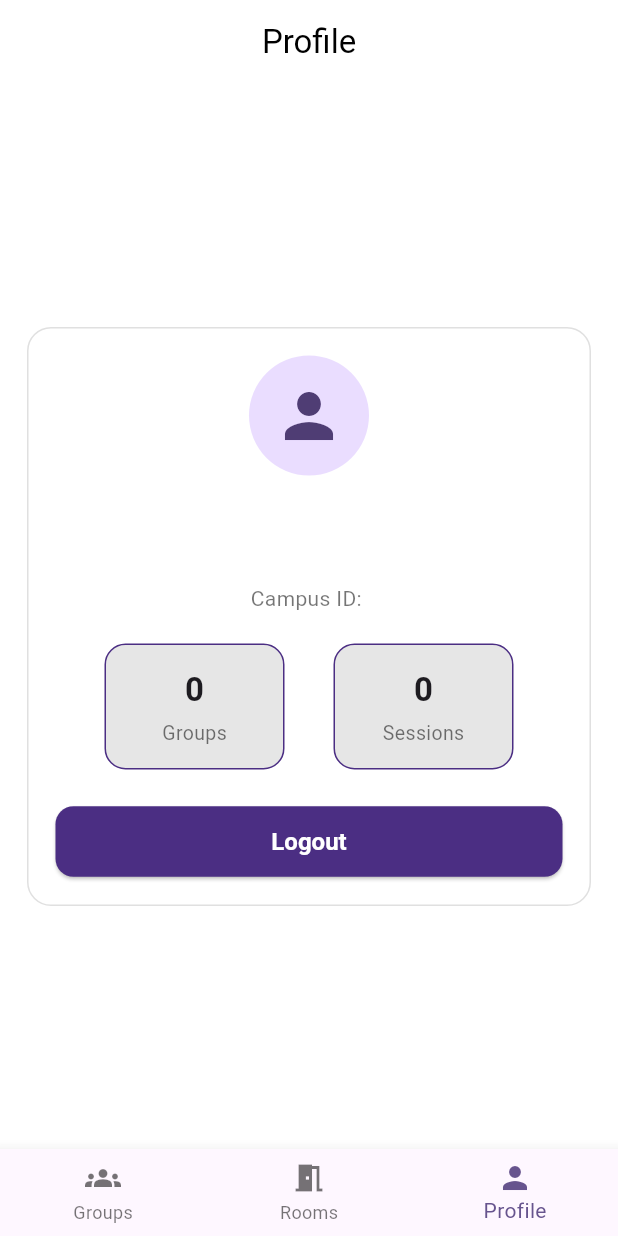
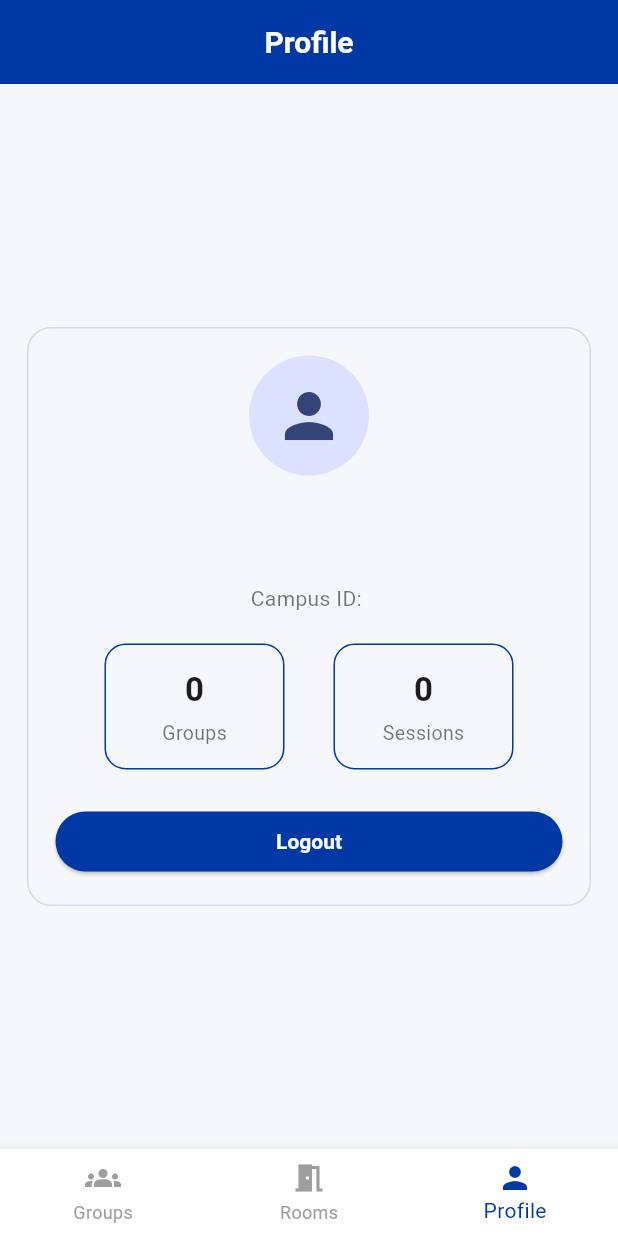
Before and after one commit to brockeh8/project2, a Flutter app: the screen it shows once a user with an empty profile is signed in, item 3 of the bottom bar chosen, on a phone screen of 412 x 824 dp. Run offline on Flutter 3.47's test engine with Material 3 defaults, Android fonts, the phone set to English and light mode, and no system bars; our stand-ins replace cloud_firestore, firebase_auth, firebase_core; accounts and stored records are empty; network calls fail.

Commit message:
Reworked the theme to fit more in with GSU and changed layout of page

```diff
--- a/lib/screens/groups/group_chat_screen.dart
+++ b/lib/screens/groups/group_chat_screen.dart
@@ -7,6 +7,7 @@ import '../../models/study_group.dart';
 import '../../models/group_message.dart';
 import '../../widgets/message_bubble.dart';
 import '../sessions/timer_screen.dart';
+import '../../theme/app_theme.dart';
 
 class GroupChatScreen extends StatefulWidget {
   final String groupId;
@@ -88,6 +89,9 @@ class _GroupChatScreenState extends State<GroupChatScreen> {
                     await _groupService.joinGroup(group.id);
                   }
                 },
+                style: TextButton.styleFrom(
+                    foregroundColor: AppTheme.gsuRed,
+                ),
                 child: Text(isMember ? "Leave" : "Join"),
               ),
             ],
--- a/lib/theme/app_theme.dart
+++ b/lib/theme/app_theme.dart
@@ -1,40 +1,105 @@
 import 'package:flutter/material.dart';
 
 class AppTheme {
-  static const Color primary = Color(0xFF4B2E83);
-  static const Color accent = Color(0xFF5E3B9C);
-  static const Color field = Color(0xFFEAFBFF);
-  static const Color panel = Color(0xFFE6E6E6);
+  // Georgia State–style colors
+  static const gsuBlue = Color(0xFF0039A6); // primary
+  static const gsuRed = Color(0xFFE03A3E);  // accent
+  static const background = Color(0xFFF5F7FB); // light bluish bg
+  static const card = Colors.white;
 
+  // Existing names used in your widgets
+  static const primary = gsuBlue;
+  static const field = Color(0xFFE6EDF8); // pale blue input bg
+  static const panel = background;
+
+  static const accent = gsuRed;
   static ThemeData get lightTheme {
-    return ThemeData(
-      useMaterial3: true,
-      scaffoldBackgroundColor: Colors.white,
-      colorScheme: ColorScheme.fromSeed(seedColor: primary),
+    final base = ThemeData(useMaterial3: true);
+
+    return base.copyWith(
+      colorScheme: ColorScheme.fromSeed(
+        seedColor: gsuBlue,
+        primary: gsuBlue,
+        secondary: gsuRed,
+        background: background,
+      ),
+      scaffoldBackgroundColor: background,
+
+      // AppBar = solid GSU blue, white text
       appBarTheme: const AppBarTheme(
+        backgroundColor: gsuBlue,
+        foregroundColor: Colors.white,
+        elevation: 0,
+        centerTitle: true,
+        titleTextStyle: TextStyle(
+          fontSize: 20,
+          fontWeight: FontWeight.w600,
+          color: Colors.white,
+        ),
+      ),
+
+      // FAB = red accent
+      floatingActionButtonTheme: const FloatingActionButtonThemeData(
+        backgroundColor: gsuRed,
+        foregroundColor: Colors.white,
+      ),
+
+      // Elevated buttons = pill-shaped blue
+      elevatedButtonTheme: ElevatedButtonThemeData(
+        style: ElevatedButton.styleFrom(
+          backgroundColor: gsuBlue,
+          foregroundColor: Colors.white,
+          shape: RoundedRectangleBorder(
+            borderRadius: BorderRadius.circular(999),
+          ),
+          padding: const EdgeInsets.symmetric(vertical: 12, horizontal: 18),
+          textStyle: const TextStyle(
+            fontWeight: FontWeight.w600,
+            fontSize: 14,
+          ),
+        ),
+      ),
+
+      // Text buttons = blue text
+      textButtonTheme: TextButtonThemeData(
+        style: TextButton.styleFrom(
+          foregroundColor: gsuBlue,
+          textStyle: const TextStyle(fontWeight: FontWeight.w500),
+        ),
+      ),
+
+      // Bottom nav = white bar, blue selected, gray unselected
+      bottomNavigationBarTheme: const BottomNavigationBarThemeData(
+        selectedItemColor: gsuBlue,
+        unselectedItemColor: Colors.grey,
         backgroundColor: Colors.white,
-        foregroundColor: Colors.black,
-        centerTitle: true,
-        elevation: 0,
+        showUnselectedLabels: true,
+        type: BottomNavigationBarType.fixed,
       ),
+
+      // Inputs = rounded, white cards with light border
       inputDecorationTheme: InputDecorationTheme(
         filled: true,
-        fillColor: field,
+        fillColor: card,
+        contentPadding:
+            const EdgeInsets.symmetric(vertical: 10, horizontal: 12),
         border: OutlineInputBorder(
-          borderRadius: BorderRadius.circular(10),
+          borderRadius: BorderRadius.circular(12),
+          borderSide: const BorderSide(color: Color(0xFFCAD4E4)),
         ),
+        enabledBorder: OutlineInputBorder(
+          borderRadius: BorderRadius.circular(12),
+          borderSide: const BorderSide(color: Color(0xFFCAD4E4)),
+        ),
+        focusedBorder: OutlineInputBorder(
+          borderRadius: BorderRadius.circular(12),
+          borderSide: const BorderSide(color: gsuBlue, width: 1.6),
+        ),
+        hintStyle: const TextStyle(color: Colors.black38, fontSize: 13),
       ),
-      elevatedButtonTheme: ElevatedButtonThemeData(
-        style: ElevatedButton.styleFrom(
-          backgroundColor: primary,
-          foregroundColor: Colors.white,
-          shape: RoundedRectangleBorder(
-            borderRadius: BorderRadius.circular(12),
-          ),
-          padding: const EdgeInsets.symmetric(vertical: 14, horizontal: 18),
-          textStyle: const TextStyle(fontSize: 16, fontWeight: FontWeight.w600),
-        ),
-      ),
+
+      // Cards & general surfaces
+      cardColor: card,
     );
   }
 }
```
Also changed, not shown: lib/widgets/group_card.dart (+75 -11 lines), lib/widgets/message_bubble.dart (+60 -16 lines).
